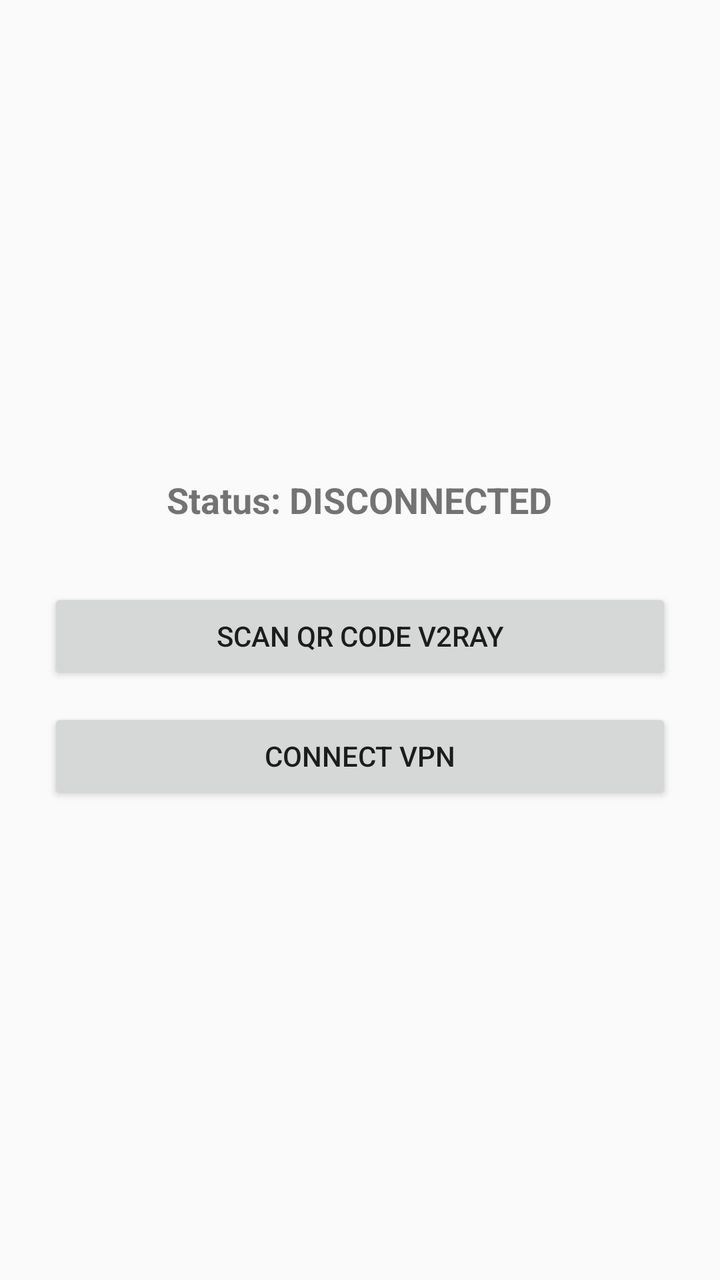
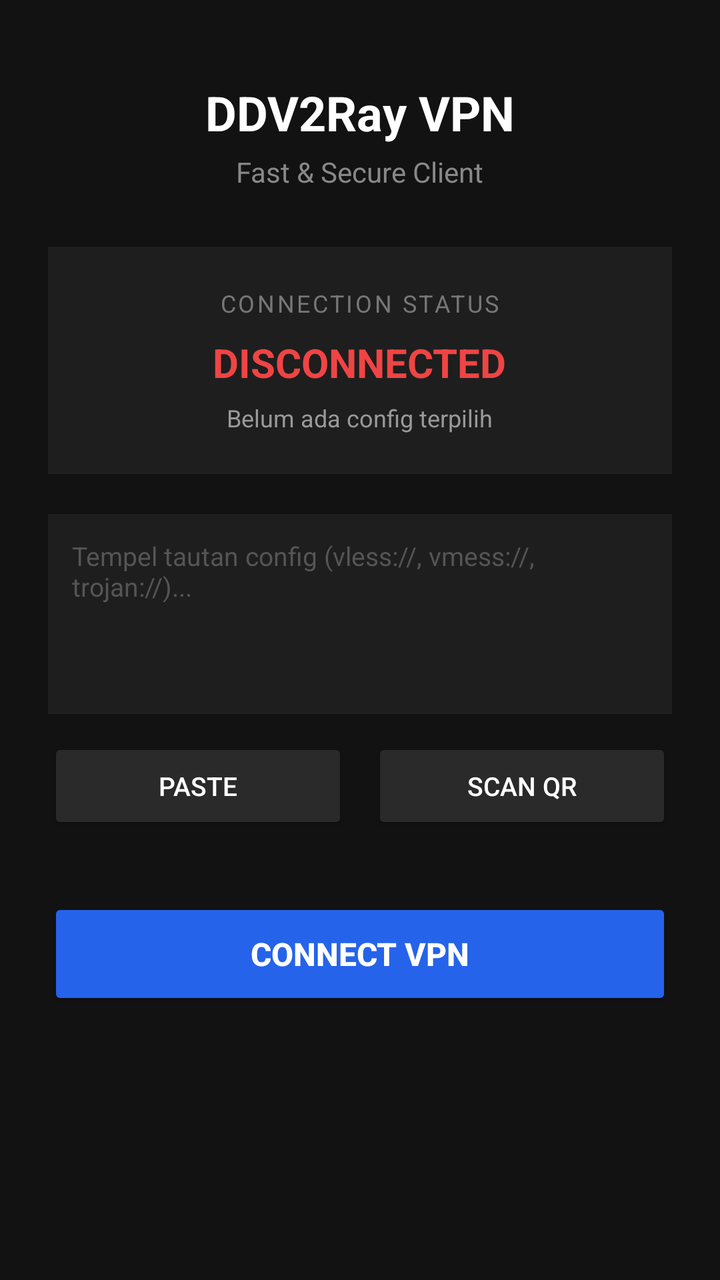

The first picture is an Android layout as it rendered before a commit; the second is the same layout after the commit. The layout source and the unified diff follow.
<!-- AndroidManifest.xml: application theme Theme.AppCompat.Light.DarkActionBar -->
<!-- res/layout/activity_main.xml -->
<?xml version="1.0" encoding="utf-8"?>
<LinearLayout 
    xmlns:android="http://schemas.android.com/apk/res/android"
    android:layout_width="match_parent"
    android:layout_height="match_parent"
    android:orientation="vertical"
    android:gravity="center"
    android:padding="24dp">

    <TextView
        android:id="@+id/tvStatus"
        android:layout_width="wrap_content"
        android:layout_height="wrap_content"
        android:text="Status: DISCONNECTED"
        android:textSize="18sp"
        android:textStyle="bold"
        android:layout_marginBottom="32dp" />

    <Button
        android:id="@+id/btnScan"
        android:layout_width="match_parent"
        android:layout_height="wrap_content"
        android:text="Scan QR Code V2Ray"
        android:layout_marginBottom="12dp" />

    <Button
        android:id="@+id/btnToggleVpn"
        android:layout_width="match_parent"
        android:layout_height="wrap_content"
        android:text="Connect VPN" />

</LinearLayout>
<!-- resources referenced by this layout -->
<resources>

</resources>

<!-- the commit's change to res/layout/activity_main.xml (unified diff, before → after) -->
@@ -1,32 +1,134 @@
 <?xml version="1.0" encoding="utf-8"?>
-<LinearLayout 
-    xmlns:android="http://schemas.android.com/apk/res/android"
+<ScrollView xmlns:android="http://schemas.android.com/apk/res/android"
     android:layout_width="match_parent"
     android:layout_height="match_parent"
-    android:orientation="vertical"
-    android:gravity="center"
-    android:padding="24dp">
+    android:background="#121212"
+    android:fillViewport="true">
 
-    <TextView
-        android:id="@+id/tvStatus"
-        android:layout_width="wrap_content"
-        android:layout_height="wrap_content"
-        android:text="Status: DISCONNECTED"
-        android:textSize="18sp"
-        android:textStyle="bold"
-        android:layout_marginBottom="32dp" />
-
-    <Button
-        android:id="@+id/btnScan"
+    <LinearLayout
         android:layout_width="match_parent"
         android:layout_height="wrap_content"
-        android:text="Scan QR Code V2Ray"
-        android:layout_marginBottom="12dp" />
+        android:orientation="vertical"
+        android:padding="24dp"
+        android:gravity="center_horizontal">
 
-    <Button
-        android:id="@+id/btnToggleVpn"
-        android:layout_width="match_parent"
-        android:layout_height="wrap_content"
-        android:text="Connect VPN" />
+        
+        <TextView
+            android:layout_width="wrap_content"
+            android:layout_height="wrap_content"
+            android:layout_marginTop="16dp"
+            android:text="DDV2Ray VPN"
+            android:textColor="#FFFFFF"
+            android:textSize="24sp"
+            android:textStyle="bold" />
 
-</LinearLayout>
+        <TextView
+            android:layout_width="wrap_content"
+            android:layout_height="wrap_content"
+            android:layout_marginTop="4dp"
+            android:text="Fast &amp; Secure Client"
+            android:textColor="#888888"
+            android:textSize="14sp" />
+
+        
+        <LinearLayout
+            android:layout_width="match_parent"
+            android:layout_height="wrap_content"
+            android:layout_marginTop="28dp"
+            android:background="#1E1E1E"
+            android:orientation="vertical"
+            android:padding="20dp"
+            android:gravity="center">
+
+            <TextView
+                android:layout_width="wrap_content"
+                android:layout_height="wrap_content"
+                android:text="CONNECTION STATUS"
+                android:textColor="#777777"
+                android:textSize="12sp"
+                android:letterSpacing="0.1" />
+
+            <TextView
+                android:id="@+id/tvStatus"
+                android:layout_width="wrap_content"
+                android:layout_height="wrap_content"
+                android:layout_marginTop="8dp"
+                android:text="DISCONNECTED"
+                android:textColor="#EF4444"
+                android:textSize="20sp"
+                android:textStyle="bold" />
+
+            <TextView
+                android:id="@+id/tvConfigSummary"
+                android:layout_width="wrap_content"
+                android:layout_height="wrap_content"
+                android:layout_marginTop="6dp"
+                android:text="Belum ada config terpilih"
+                android:textColor="#999999"
+                android:textSize="12sp"
+                android:singleLine="true"
+                android:ellipsize="middle" />
+        </LinearLayout>
+
+        
+        <EditText
+            android:id="@+id/etConfigUrl"
+            android:layout_width="match_parent"
+            android:layout_height="100dp"
+            android:layout_marginTop="20dp"
+            android:background="#1E1E1E"
+            android:gravity="top|start"
+            android:hint="Tempel tautan config (vless://, vmess://, trojan://)..."
+            android:inputType="textMultiLine"
+            android:padding="12dp"
+            android:textColor="#EEEEEE"
+            android:textColorHint="#555555"
+            android:textSize="13sp" />
+
+        
+        <LinearLayout
+            android:layout_width="match_parent"
+            android:layout_height="wrap_content"
+            android:layout_marginTop="12dp"
+            android:orientation="horizontal">
+
+            <Button
+                android:id="@+id/btnPaste"
+                android:layout_width="0dp"
+                android:layout_height="48dp"
+                android:layout_weight="1"
+                android:layout_marginEnd="6dp"
+                android:backgroundTint="#2A2A2A"
+                android:text="PASTE"
+                android:textColor="#FFFFFF"
+                android:textSize="13sp" />
+
+            <Button
+                android:id="@+id/btnScan"
+                android:layout_width="0dp"
+                android:layout_height="48dp"
+                android:layout_weight="1"
+                android:layout_marginStart="6dp"
+                android:backgroundTint="#2A2A2A"
+                android:text="SCAN QR"
+                android:textColor="#FFFFFF"
+                android:textSize="13sp" />
+        </LinearLayout>
+
+        <View
+            android:layout_width="match_parent"
+            android:layout_height="32dp" />
+
+        
+        <Button
+            android:id="@+id/btnToggleVpn"
+            android:layout_width="match_parent"
+            android:layout_height="56dp"
+            android:backgroundTint="#2563EB"
+            android:text="CONNECT VPN"
+            android:textColor="#FFFFFF"
+            android:textSize="16sp"
+            android:textStyle="bold" />
+
+    </LinearLayout>
+</ScrollView>
